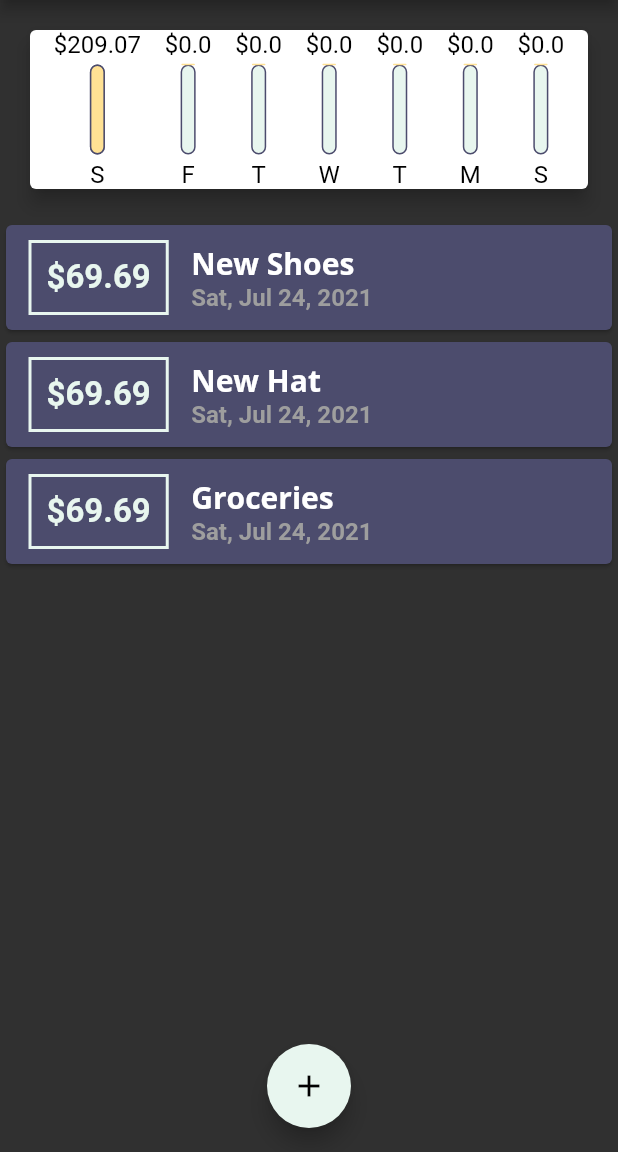
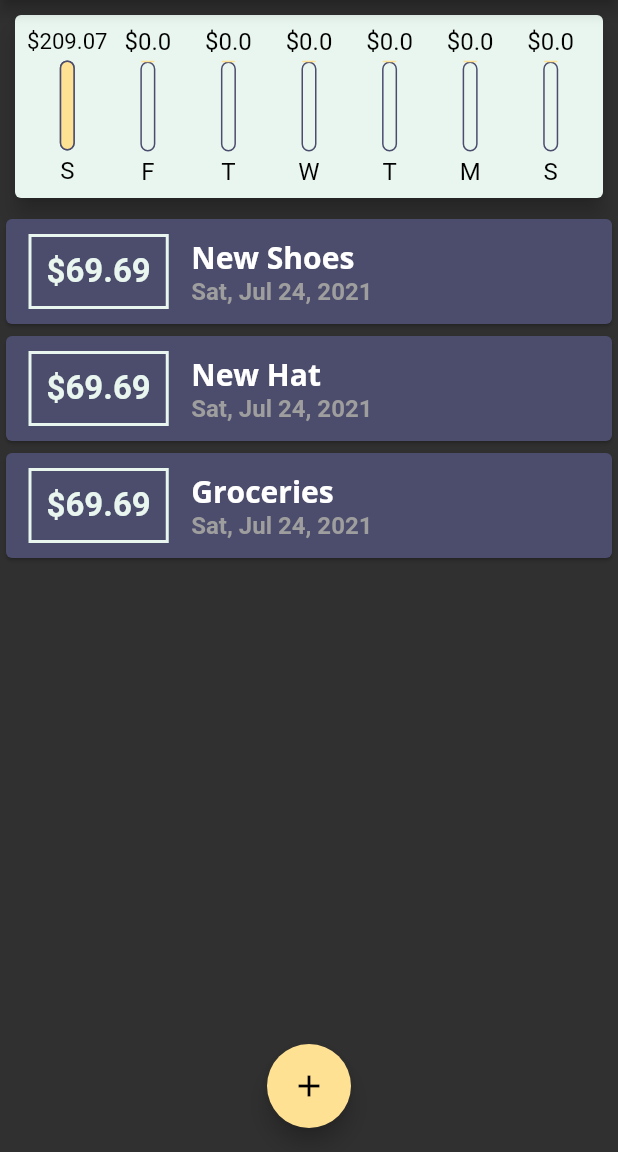
Before and after one commit to MostafaAE/personal_expenses_flutter, a Flutter app: the screen it shows after launch, on a phone screen of 412 x 824 dp, the part 84-1236 px from its top. Run offline on Flutter 3.47's test engine with Material 2 defaults, Android fonts, the phone set to English and light mode, and no system bars; our stand-ins replace rflutter_alert.

Commit message:
refactoring code

```diff
--- a/lib/home.dart
+++ b/lib/home.dart
@@ -1,7 +1,7 @@
 import 'package:flutter/material.dart';
-import 'package:personal_expenses_flutter/utilities/constants.dart';
 
 import './models/transaction.dart';
+import './utilities/constants.dart';
 import './widgets/chart.dart';
 import './widgets/new_transaction.dart';
 import './widgets/transaction_list.dart';
@@ -46,7 +46,7 @@ class _HomePageState extends State<HomePage> {
       builder: (_) {
         return NewTransaction(addTx: _addTransaction);
       },
-      backgroundColor: kBackgroundColor,
+      backgroundColor: kDarkGrey,
     );
   }
 
@@ -83,7 +83,6 @@ class _HomePageState extends State<HomePage> {
       floatingActionButton: FloatingActionButton(
         child: Icon(Icons.add),
         onPressed: _startAddNewTransaction,
-        backgroundColor: kSecondaryColor,
       ),
     );
   }
--- a/lib/main.dart
+++ b/lib/main.dart
@@ -1,7 +1,7 @@
 import 'package:flutter/material.dart';
 
+import './utilities/constants.dart';
 import 'home.dart';
-import 'utilities/constants.dart';
 
 void main() => runApp(PersonalExpenses());
 
@@ -12,8 +12,7 @@ class PersonalExpenses extends StatelessWidget {
       title: 'Expenses Planner',
       theme: ThemeData(
         primaryColor: kPrimaryColor,
-        highlightColor: kPrimaryColor,
-        accentColor: kSecondaryColor,
+        accentColor: kPrimaryColor,
         scaffoldBackgroundColor: ThemeData.dark().scaffoldBackgroundColor,
         fontFamily: 'Quicksand',
         textTheme: ThemeData.dark().textTheme.copyWith(
--- a/lib/utilities/constants.dart
+++ b/lib/utilities/constants.dart
@@ -4,7 +4,7 @@ const kPrimaryColor = Color(0xFFFFE194);
 const kSecondaryColor = Color(0xFFE8F6EF);
 // const kSecondaryColor = Color(0xFFB8DFD8);
 const kBackgroundColor = Color(0xFF4C4C6D);
-
+const kDarkGrey = Color(0xFF2E2E2E);
 const chartBarHeight = 60;
 const kChartBarColor = Color(0xFF3C5186);
 
--- a/lib/widgets/char_bar.dart
+++ b/lib/widgets/char_bar.dart
@@ -1,5 +1,6 @@
 import 'package:flutter/material.dart';
-import 'package:personal_expenses_flutter/utilities/constants.dart';
+
+import '../utilities/constants.dart';
 
 class ChartBar extends StatelessWidget {
   final String label;
@@ -15,9 +16,11 @@ class ChartBar extends StatelessWidget {
   Widget build(BuildContext context) {
     return Column(
       children: [
-        Text(
-          '\$$spendingAmount',
-          style: kChartBarStyle,
+        FittedBox(
+          child: Text(
+            '\$$spendingAmount',
+            style: kChartBarStyle,
+          ),
         ),
         SizedBox(
           height: 4,
--- a/lib/widgets/chart.dart
+++ b/lib/widgets/chart.dart
@@ -2,6 +2,7 @@ import 'package:flutter/material.dart';
 import 'package:intl/intl.dart';
 
 import '../models/transaction.dart';
+import '../utilities/constants.dart';
 import '../widgets/char_bar.dart';
 
 class Chart extends StatelessWidget {
@@ -18,8 +19,6 @@ class Chart extends StatelessWidget {
             tx.date.month == weekDay.month &&
             tx.date.year == weekDay.year) totalSum += tx.amount;
       }
-      print(totalSum);
-      print(DateFormat.E().format(weekDay).substring(0, 1));
       return {
         'day': DateFormat.E().format(weekDay).substring(0, 1),
         'amount': totalSum
@@ -35,21 +34,27 @@ class Chart extends StatelessWidget {
 
   @override
   Widget build(BuildContext context) {
-    print(groupedTransactionValues);
     return Card(
-      margin: EdgeInsets.all(20),
-      elevation: 5,
+      color: kSecondaryColor,
+      margin: EdgeInsets.all(10),
+      elevation: 6,
+      child: Padding(
+        padding: const EdgeInsets.all(8.0),
         child: Row(
-        mainAxisAlignment: MainAxisAlignment.spaceEvenly,
+          mainAxisAlignment: MainAxisAlignment.spaceAround,
           children: groupedTransactionValues.map((data) {
-          return ChartBar(
+            return Flexible(
+              fit: FlexFit.tight,
+              child: ChartBar(
                 label: '${data['day']}',
                 spendingAmount: data['amount'] as double,
                 spendingPct: totalSpending == 0
                     ? 0
                     : (data['amount'] as double) / totalSpending,
+              ),
             );
           }).toList(),
+        ),
       ),
     );
   }
--- a/lib/widgets/new_transaction.dart
+++ b/lib/widgets/new_transaction.dart
@@ -27,10 +27,10 @@ class _NewTransactionState extends State<NewTransaction> {
       if (enteredTitle.isEmpty || enteredAmount <= 0) throw FormatException();
     } catch (e) {
       Alert(
-              context: ctx,
-              title: 'Invalid transaction data',
-              desc: "Enter valid title and amount.")
-          .show();
+        context: context,
+        title: 'Invalid transaction data',
+        desc: "Enter valid title and amount.",
+      ).show();
       return;
     }
 
@@ -44,7 +44,7 @@ class _NewTransactionState extends State<NewTransaction> {
   @override
   Widget build(BuildContext context) {
     return Card(
-      color: kBackgroundColor,
+      color: kDarkGrey,
       child: Column(
         children: [
           TextField(
--- a/lib/widgets/transaction_list.dart
+++ b/lib/widgets/transaction_list.dart
@@ -1,7 +1,7 @@
 import 'package:flutter/material.dart';
 import 'package:intl/intl.dart';
-import 'package:personal_expenses_flutter/models/transaction.dart';
 
+import '../models/transaction.dart';
 import '../utilities/constants.dart';
 
 class TransactionList extends StatelessWidget {
```
Lines whose indentation alone changed are shown as unchanged.
